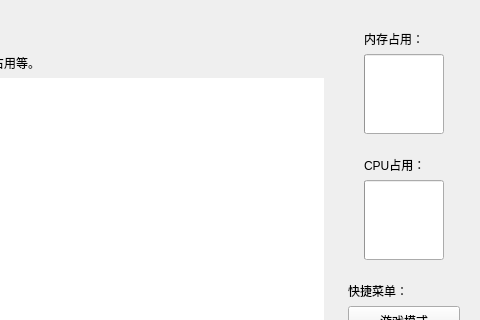
Above: QtUI/Interface_console.ui from MCSLTeam/MCSL2 before the change; both pictures show x 230 to 710 and y 0 to 320 of the 710 by 592 pixel window. Below: the same form after it.
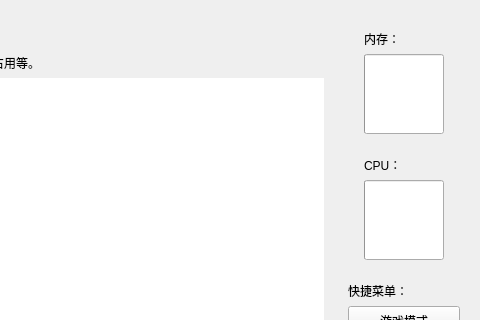
That is the form after the change. Custom widgets are drawn as their Qt base class.

Commit message: A 新功能：服务器资源占用监测

What changed in the file:
```diff
--- a/QtUI/Interface_console.ui
+++ b/QtUI/Interface_console.ui
@@ -60,7 +60,7 @@
       <item row="0" column="0">
        <widget class="StrongBodyLabel" name="serverMemLabel">
         <property name="text">
-         <string>内存占用：</string>
+         <string>内存：</string>
         </property>
        </widget>
       </item>
@@ -139,7 +139,7 @@
       <item row="0" column="0">
        <widget class="StrongBodyLabel" name="serverCPULabel">
         <property name="text">
-         <string>CPU占用：</string>
+         <string>CPU：</string>
         </property>
        </widget>
       </item>
```
The commit also changes 3 other files.
